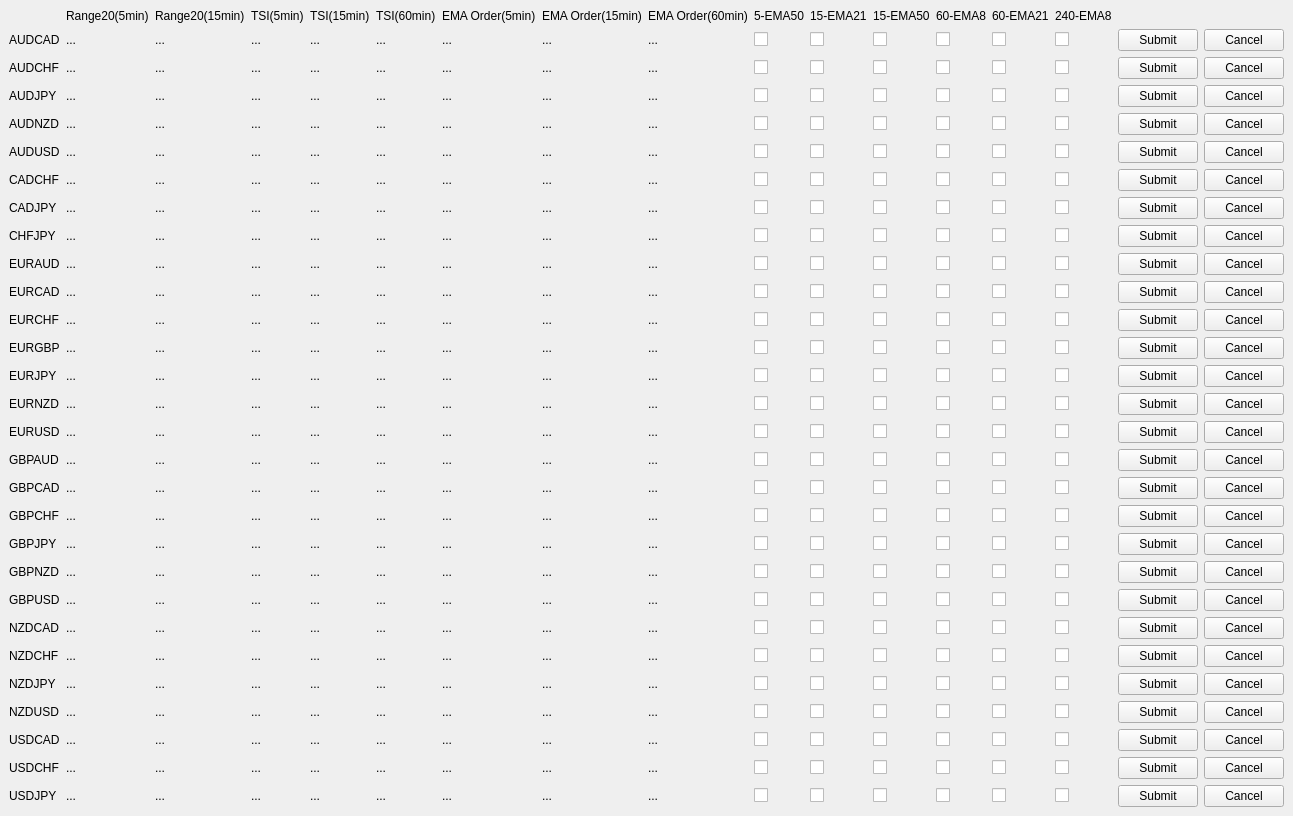
Above: ui/scanner.ui from boyuhou/ScannerApp before the change. Below: the same form after it.
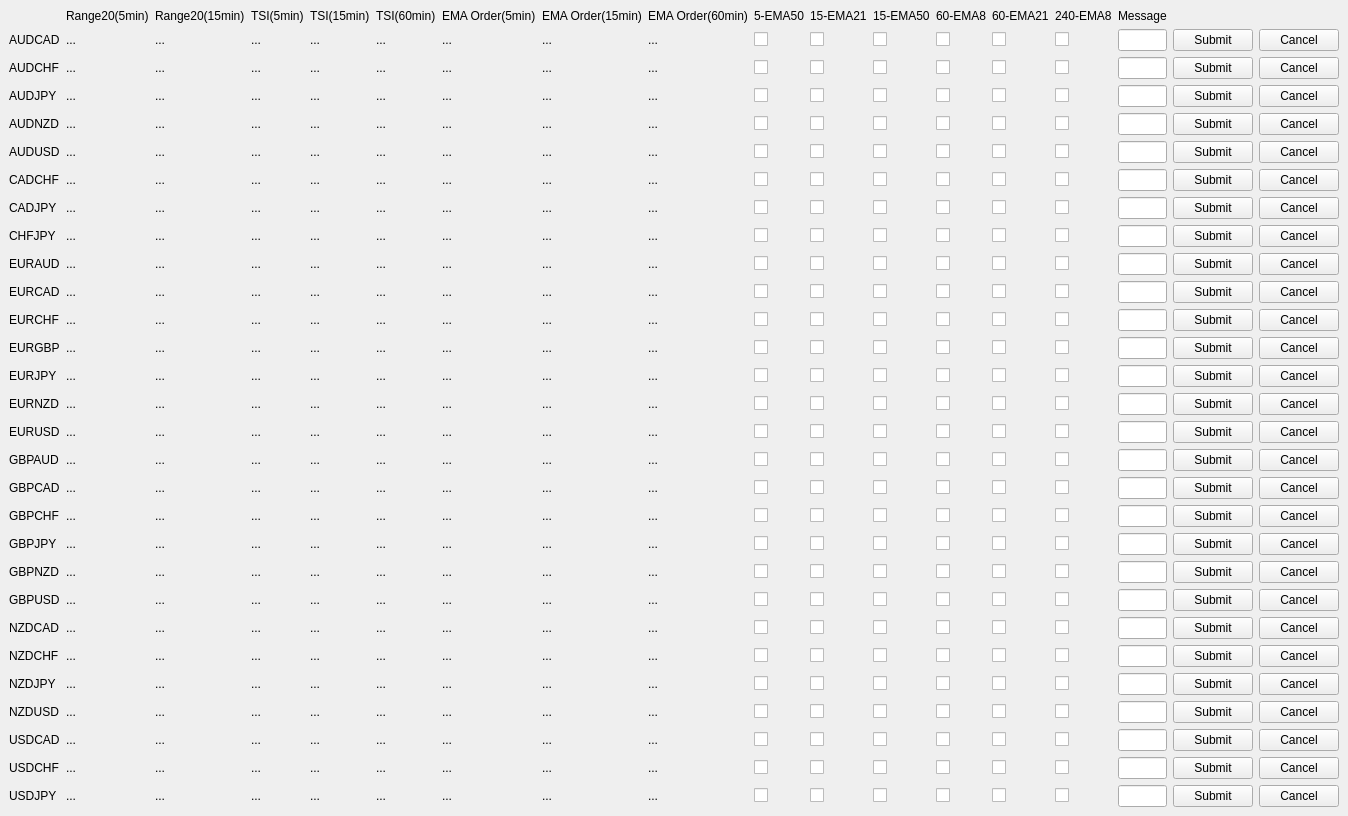
That is the form after the change.

Commit message: LG - add popup message, reduce range decimal points

Diff of the .ui file:
```diff
--- a/ui/scanner.ui
+++ b/ui/scanner.ui
@@ -3067,6 +3067,97 @@
                 </widget>
             </item>
 
+            <item row="0" column="15">
+                <widget class="QLabel" name="message_title">
+                    <property name="text">
+                        <string>Message</string>
+                    </property>
+                </widget>
+            </item>
+            <item row="1" column="15">
+                <widget class="QLineEdit" name="le_msg_AUDCAD" />
+            </item>
+            <item row="2" column="15">
+                <widget class="QLineEdit" name="le_msg_AUDCHF" />
+            </item>
+            <item row="3" column="15">
+                <widget class="QLineEdit" name="le_msg_AUDJPY" />
+            </item>
+            <item row="4" column="15">
+                <widget class="QLineEdit" name="le_msg_AUDNZD" />
+            </item>
+            <item row="5" column="15">
+                <widget class="QLineEdit" name="le_msg_AUDUSD" />
+            </item>
+            <item row="6" column="15">
+                <widget class="QLineEdit" name="le_msg_CADCHF" />
+            </item>
+            <item row="7" column="15">
+                <widget class="QLineEdit" name="le_msg_CADJPY" />
+            </item>
+            <item row="8" column="15">
+                <widget class="QLineEdit" name="le_msg_CHFJPY" />
+            </item>
+            <item row="9" column="15">
+                <widget class="QLineEdit" name="le_msg_EURAUD" />
+            </item>
+            <item row="10" column="15">
+                <widget class="QLineEdit" name="le_msg_EURCAD" />
+            </item>
+            <item row="11" column="15">
+                <widget class="QLineEdit" name="le_msg_EURCHF" />
+            </item>
+            <item row="12" column="15">
+                <widget class="QLineEdit" name="le_msg_EURGBP" />
+            </item>
+            <item row="13" column="15">
+                <widget class="QLineEdit" name="le_msg_EURJPY" />
+            </item>
+            <item row="14" column="15">
+                <widget class="QLineEdit" name="le_msg_EURNZD" />
+            </item>
+            <item row="15" column="15">
+                <widget class="QLineEdit" name="le_msg_EURUSD" />
+            </item>
+            <item row="16" column="15">
+                <widget class="QLineEdit" name="le_msg_GBPAUD" />
+            </item>
+            <item row="17" column="15">
+                <widget class="QLineEdit" name="le_msg_GBPCAD" />
+            </item>
+            <item row="18" column="15">
+                <widget class="QLineEdit" name="le_msg_GBPCHF" />
+            </item>
+            <item row="19" column="15">
+                <widget class="QLineEdit" name="le_msg_GBPJPY" />
+            </item>
+            <item row="20" column="15">
+                <widget class="QLineEdit" name="le_msg_GBPNZD" />
+            </item>
+            <item row="21" column="15">
+                <widget class="QLineEdit" name="le_msg_GBPUSD" />
+            </item>
+            <item row="22" column="15">
+                <widget class="QLineEdit" name="le_msg_NZDCAD" />
+            </item>
+            <item row="23" column="15">
+                <widget class="QLineEdit" name="le_msg_NZDCHF" />
+            </item>
+            <item row="24" column="15">
+                <widget class="QLineEdit" name="le_msg_NZDJPY" />
+            </item>
+            <item row="25" column="15">
+                <widget class="QLineEdit" name="le_msg_NZDUSD" />
+            </item>
+            <item row="26" column="15">
+                <widget class="QLineEdit" name="le_msg_USDCAD" />
+            </item>
+            <item row="27" column="15">
+                <widget class="QLineEdit" name="le_msg_USDCHF" />
+            </item>
+            <item row="28" column="15">
+                <widget class="QLineEdit" name="le_msg_USDJPY" />
+            </item>
 
             <item row="1" column="17">
                 <widget class="QPushButton" name="submit_AUDCAD">
```
The commit also changes 3 other files.
